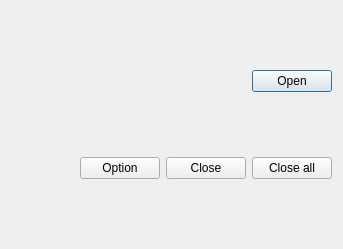
Qt form src/last_open/last_open.ui (giacomogroppi/writernote-qt) before a commit.
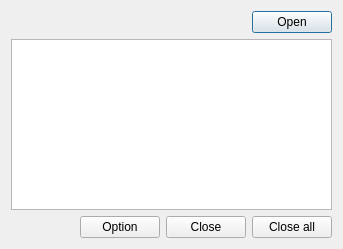
The same form after that commit.

Patch:
```diff
--- a/src/last_open/last_open.ui
+++ b/src/last_open/last_open.ui
@@ -42,6 +42,9 @@
      </item>
     </layout>
    </item>
+   <item>
+    <widget class="QListWidget" name="listWidget"/>
+   </item>
    <item>
     <layout class="QHBoxLayout" name="horizontalLayout_2">
      <item>
```
